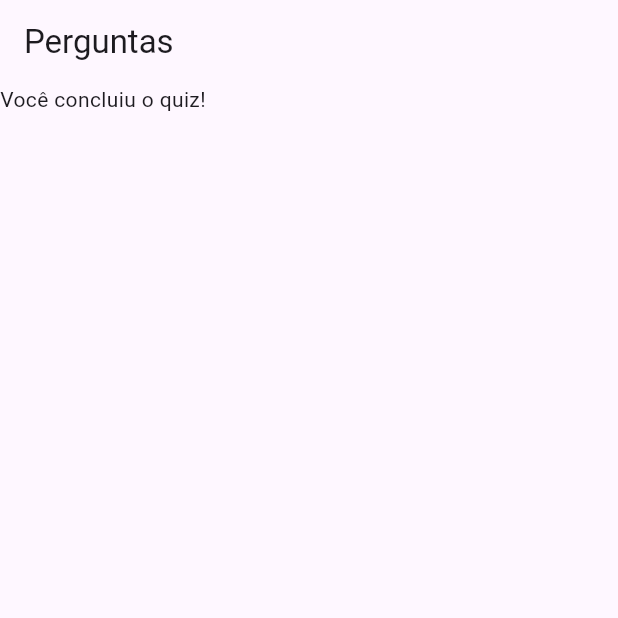
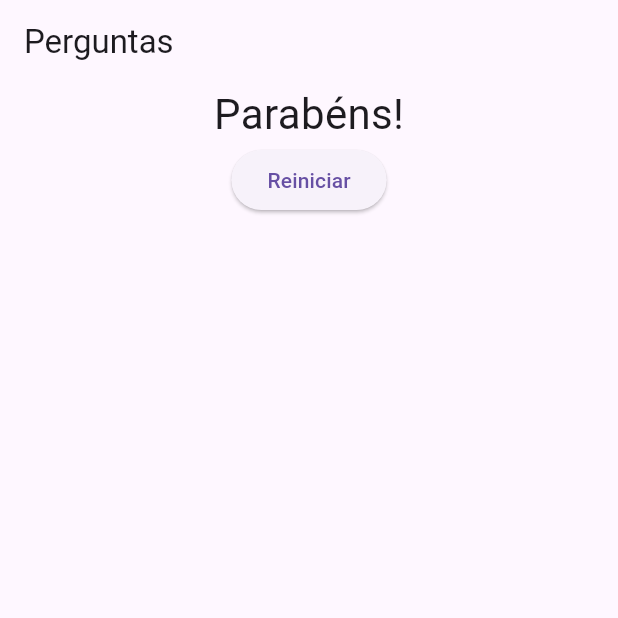
Before and after one commit to AlexandreFel1pe/curso_flutter, a Flutter app: the screen it shows after launch, after a tap on "Preto", after a tap on "Cobra", after a tap on "Leo", on a phone screen of 412 x 824 dp, the top half of it. Run offline on Flutter 3.47's test engine with Material 3 defaults, Android fonts, the phone set to English and light mode, and no system bars.

Commit message:
add widget questionario and resultado, clean perguntaapp widget

```diff
--- a/projeto_perguntas/lib/main.dart
+++ b/projeto_perguntas/lib/main.dart
@@ -1,6 +1,6 @@
 import 'package:flutter/material.dart';
-import 'package:projeto_perguntas/questao.dart';
-import 'package:projeto_perguntas/resposta.dart';
+import 'package:projeto_perguntas/questionario.dart';
+import 'package:projeto_perguntas/resultado.dart';
 
 main() => runApp(PerguntaApp());
 
@@ -44,23 +44,18 @@ class _PerguntaAppState extends State<PerguntaApp> {
 
   @override
   Widget build(BuildContext context) {
-    List<String> respostas = temPerguntaSelecionada
-    ? _perguntas[_perguntaSelecionada]['respostas'] as List<String>
-    : List.empty();
-
     return MaterialApp(
       home: Scaffold(
         appBar: AppBar(
           title: Text('Perguntas'),
         ),
         body: temPerguntaSelecionada
-        ? Column(
-          children: [
-              Questao('${_perguntas[_perguntaSelecionada]['texto']}'),
-              ...respostas.map((t) => Resposta(t, _responder)),
-            ],
+        ? Questionario(
+          perguntas: _perguntas,
+          perguntaSelecionada: _perguntaSelecionada,
+          responder: _responder
           )
-        : Text('Você concluiu o quiz!'),
+        : Resultado(),
       ),
     );
   }
--- /dev/null
+++ b/projeto_perguntas/lib/questionario.dart
@@ -0,0 +1,34 @@
+import 'package:flutter/material.dart';
+import 'package:projeto_perguntas/questao.dart';
+import 'package:projeto_perguntas/resposta.dart';
+
+class Questionario extends StatelessWidget {
+  final List<Map<String, Object>> perguntas;
+  final int perguntaSelecionada;
+  final void Function() responder;
+
+  const Questionario({
+    required this.perguntas,
+    required this.perguntaSelecionada,
+    required this.responder,
+    super.key
+  });
+
+  bool get temPerguntaSelecionada {
+    return perguntaSelecionada < perguntas.length;
+  }
+
+  @override
+  Widget build(BuildContext context) {
+    List<String> respostas = temPerguntaSelecionada
+    ? perguntas[perguntaSelecionada]['respostas'] as List<String>
+    : List.empty();
+
+    return Column(
+      children: [
+          Questao('${perguntas[perguntaSelecionada]['texto']}'),
+          ...respostas.map((t) => Resposta(t, responder)),
+        ],
+      );
+  }
+}
--- /dev/null
+++ b/projeto_perguntas/lib/resultado.dart
@@ -0,0 +1,25 @@
+import 'package:flutter/material.dart';
+
+class Resultado extends StatelessWidget {
+  const Resultado({super.key});
+
+  @override
+  Widget build(BuildContext context) {
+    return Center(
+      child: Column(
+        children: [
+          Text(
+            'Parabéns!',
+            style: TextStyle(fontSize: 28),
+          ),
+          ElevatedButton(
+            onPressed: () {
+
+            },
+            child: Text('Reiniciar')
+          ),
+        ],
+      ),
+    );
+  }
+}
```
